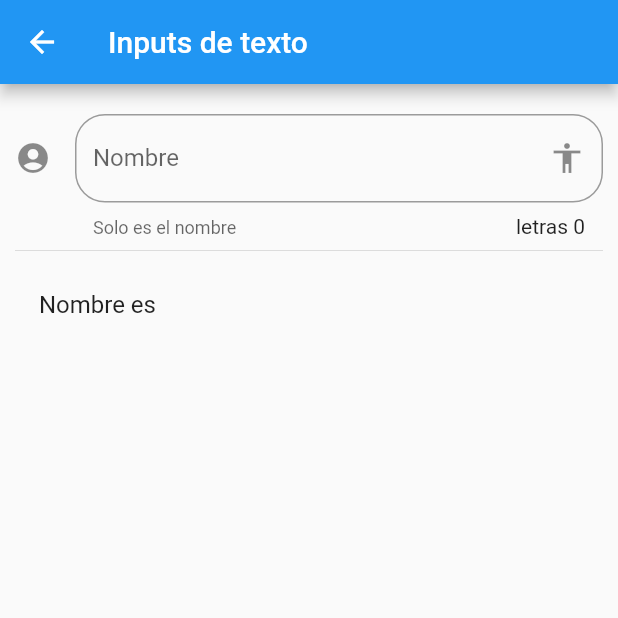
After one commit to cesargarcia2194/initial-flutter, a Flutter app: the InputPage screen opened by its route, on a phone screen of 412 x 824 dp, the top half of it. The commit adds this screen. Run offline on Flutter 3.47's test engine with Material 2 defaults, Android fonts, the phone set to English and light mode, and no system bars; network calls fail.

Commit message:
input form add

```diff
--- a/data/menu_opts.json
+++ b/data/menu_opts.json
@@ -15,6 +15,16 @@
             "ruta" : "card",
             "icon" : "folder_open",
             "texto": "Cards - Tarjetas"
+        },
+        {
+            "ruta" : "animatedContainer",
+            "icon" : "donut_large",
+            "texto": "Animated Container"
+        },
+        {
+            "ruta" : "inputs",
+            "icon" : "input",
+            "texto": "Inputs"
         }
     ]
 }
--- /dev/null
+++ b/lib/src/pages/input_page.dart
@@ -0,0 +1,57 @@
+import 'package:flutter/material.dart';
+
+
+class InputPage extends StatefulWidget {
+  InputPage({Key key}) : super(key: key);
+
+  @override
+  _InputPageState createState() => _InputPageState();
+}
+
+class _InputPageState extends State<InputPage> {
+  String _name ='';
+
+  @override
+  Widget build(BuildContext context) {
+    return Scaffold(
+      appBar: AppBar(title: Text('Inputs de texto')),
+      body:ListView(
+        padding: EdgeInsets.symmetric(horizontal: 10.0,vertical: 20.0),
+        children: <Widget>[
+          _createInput(),
+          Divider(),
+          _createPerson()
+        ],
+      )
+    );
+  }
+
+  Widget _createInput() {
+    return TextField(
+      //autofocus: true,
+      textCapitalization: TextCapitalization.words,
+      decoration: InputDecoration(
+        border: OutlineInputBorder(
+          borderRadius: BorderRadius.circular(20.0)
+        ),
+        counter: Text('letras ${_name.length}'),
+        hintText: 'Nombre de la persona',
+        labelText: 'Nombre',
+        helperText: 'Solo es el nombre',
+        suffixIcon: Icon(Icons.accessibility),
+        icon: Icon(Icons.account_circle)
+      ),
+      onChanged: (value){
+        setState(() {
+          _name = value;
+        });
+      },
+    );
+  }
+  Widget _createPerson(){
+
+    return ListTile(
+      title: Text('Nombre es $_name')
+    );
+  }
+}
--- a/lib/src/routes/routes.dart
+++ b/lib/src/routes/routes.dart
@@ -1,15 +1,19 @@
 import 'package:components/src/pages/alert_page.dart';
+import 'package:components/src/pages/animated_container_page.dart';
 import 'package:components/src/pages/avatar_page.dart';
 import 'package:components/src/pages/card_page.dart';
 import 'package:components/src/pages/home_page.dart';
+import 'package:components/src/pages/input_page.dart';
 import 'package:flutter/material.dart';
 
 
 Map<String,WidgetBuilder> getApplicationRoutes(){
   return <String, WidgetBuilder>{
-    '/': (BuildContext context) =>HomePage(),
-    'alert': (BuildContext context) =>AlertPage(),
-    'avatar': (BuildContext context) =>AvatarPage(),
-    'card': (BuildContext context) =>CardPage(),
+    '/': (BuildContext context) => HomePage(),
+    'alert': (BuildContext context) => AlertPage(),
+    'avatar': (BuildContext context) => AvatarPage(),
+    'card': (BuildContext context) => CardPage(),
+    'animatedContainer': (BuildContext context) => AnimatedContainerPage(),
+    'inputs' :(BuildContext context) => InputPage(),
   };
 }
--- a/lib/src/utils/icon_string_util.dart
+++ b/lib/src/utils/icon_string_util.dart
@@ -3,6 +3,8 @@ final _icons = <String, IconData>{
   'add_alert'    : Icons.add_alert,
   'accessibility': Icons.accessibility,
   'folder_open'  : Icons.folder_open,
+  'donut_large'  : Icons.donut_large,
+  'input'        : Icons.input,
 };
 Icon getIcon(String nameIcon){
   return Icon(_icons[nameIcon], color: Colors.blue);
```
Also changed, not shown: lib/src/pages/animated_container_page.dart (added, +56 -0 lines), lib/src/pages/avatar_page.dart (+23 -0 lines).
